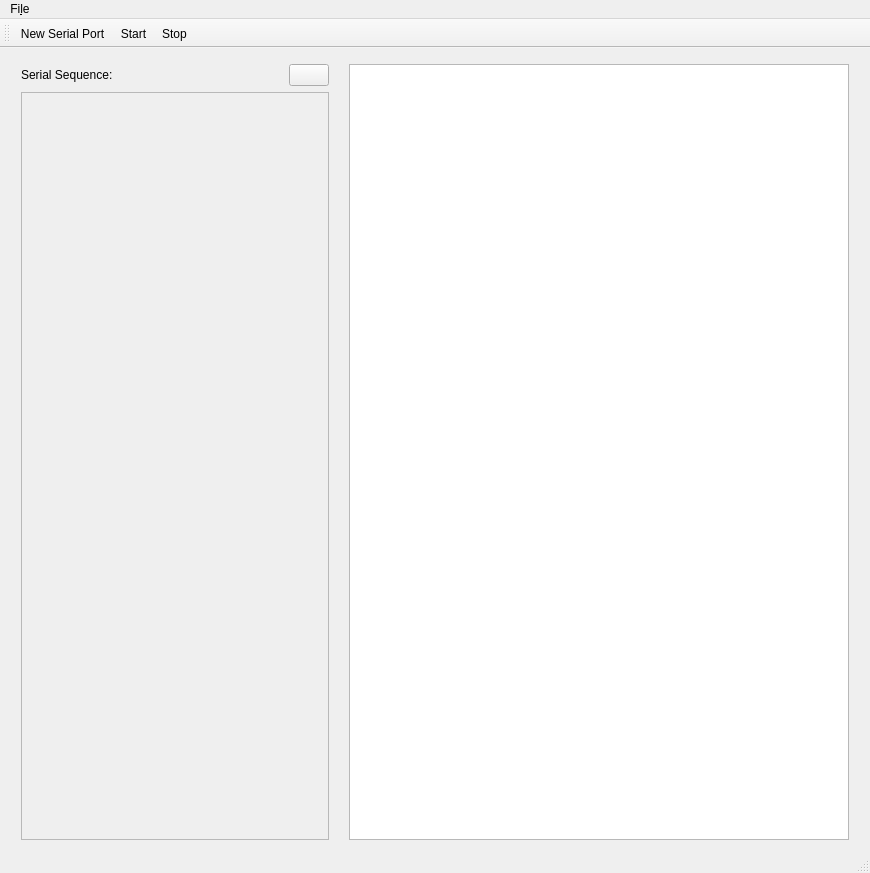
Old version of the form mainwindow.ui in the repository rcetin/pipo.
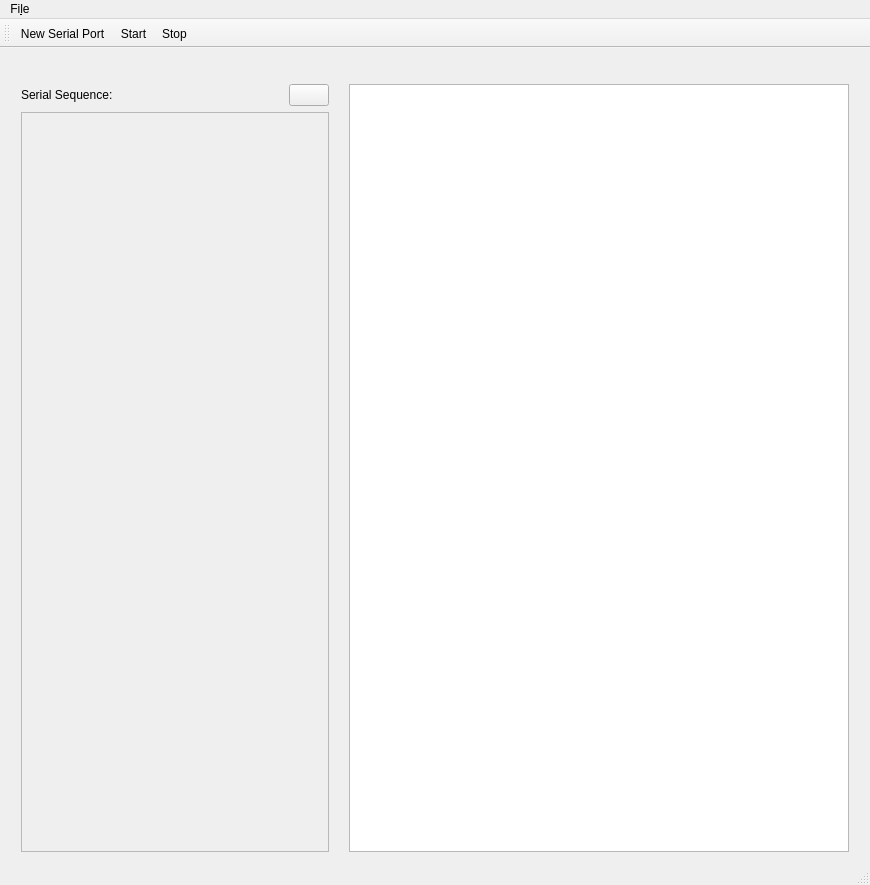
New version of the form. Icons and pictures are not drawn.

```diff
--- a/mainwindow.ui
+++ b/mainwindow.ui
@@ -18,8 +18,49 @@
     <normaloff>:/rec/img/pipo_icon.png</normaloff>:/rec/img/pipo_icon.png</iconset>
   </property>
   <widget class="QWidget" name="centralWidget">
-   <layout class="QVBoxLayout" name="verticalLayout_2">
-    <item>
+   <layout class="QGridLayout" name="gridLayout_3">
+    <item row="0" column="0">
+     <layout class="QHBoxLayout" name="horizontalLayout_3">
+      <property name="leftMargin">
+       <number>10</number>
+      </property>
+      <property name="rightMargin">
+       <number>10</number>
+      </property>
+      <item>
+       <widget class="QLabel" name="pNameLabel">
+        <property name="text">
+         <string/>
+        </property>
+        <property name="textFormat">
+         <enum>Qt::RichText</enum>
+        </property>
+       </widget>
+      </item>
+      <item>
+       <widget class="QLabel" name="pRateLabel">
+        <property name="text">
+         <string/>
+        </property>
+       </widget>
+      </item>
+      <item>
+       <widget class="QLabel" name="pParLabel">
+        <property name="text">
+         <string/>
+        </property>
+       </widget>
+      </item>
+      <item>
+       <widget class="QLabel" name="pStatus">
+        <property name="text">
+         <string/>
+        </property>
+       </widget>
+      </item>
+     </layout>
+    </item>
+    <item row="1" column="0">
      <layout class="QHBoxLayout" name="horizontalLayout_2">
       <property name="spacing">
        <number>20</number>
```
